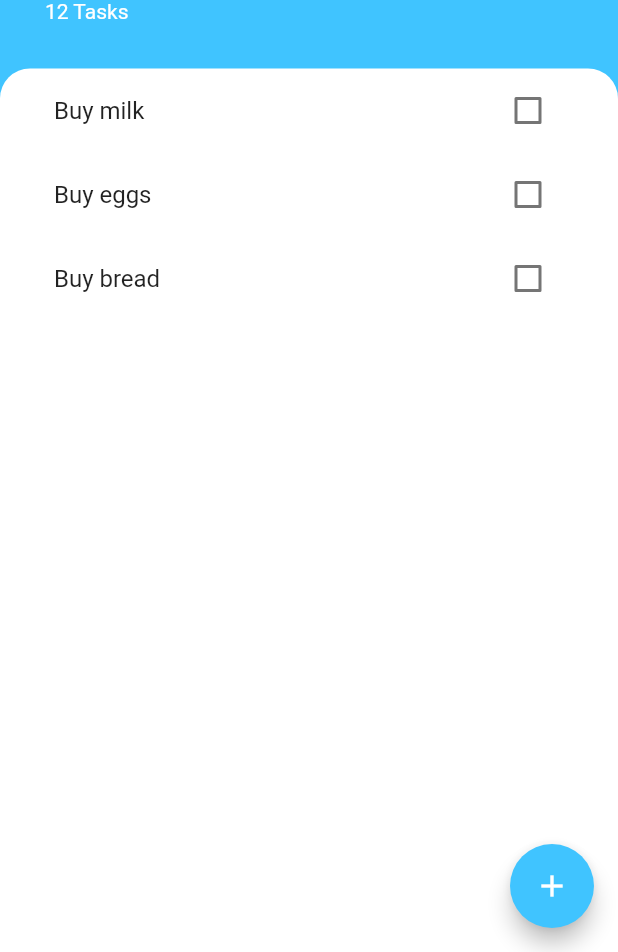
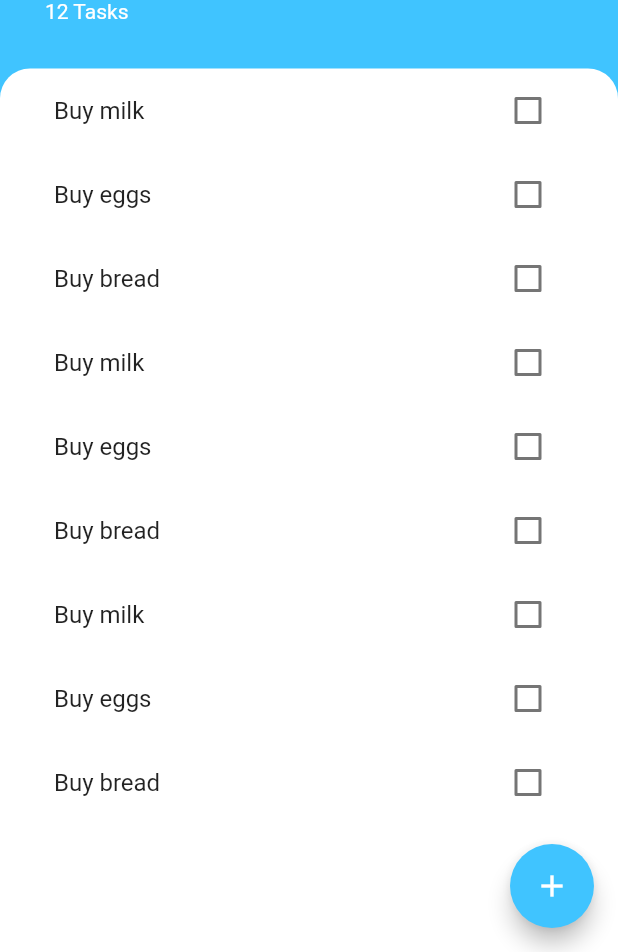
Before and after one commit to ernestrlee/Flutter-todoey, a Flutter app: the screen it shows after launch, on a phone screen of 412 x 824 dp, the part 284-1236 px from its top. Run offline on Flutter 3.47's test engine with Material 2 defaults, Android fonts, the phone set to English and light mode, and no system bars.

Commit message:
Lifted list state up to tasks screen. Added callback for adding new task list.

```diff
--- a/lib/screens/tasks_screen.dart
+++ b/lib/screens/tasks_screen.dart
@@ -1,8 +1,32 @@
 import 'package:flutter/material.dart';
 import 'package:todoeyflutter/widgets/tasks_list.dart';
 import 'package:todoeyflutter/screens/add_task_screen.dart';
+import 'package:todoeyflutter/models/task.dart';
 
-class TasksScreen extends StatelessWidget {
+class TasksScreen extends StatefulWidget {
+
+  @override
+  _TasksScreenState createState() => _TasksScreenState();
+}
+
+class _TasksScreenState extends State<TasksScreen> {
+  List<Task> tasks = [
+    Task(name: 'Buy milk'),
+    Task(name: 'Buy eggs'),
+    Task(name: 'Buy bread'),
+    Task(name: 'Buy milk'),
+    Task(name: 'Buy eggs'),
+    Task(name: 'Buy bread'),
+    Task(name: 'Buy milk'),
+    Task(name: 'Buy eggs'),
+    Task(name: 'Buy bread'),
+  ];
+
+  void addTask(String task) {
+    setState(() {
+      tasks.add(Task(name: task));
+    });
+  }
 
   @override
   Widget build(BuildContext context) {
@@ -15,7 +39,9 @@ class TasksScreen extends StatelessWidget {
           showModalBottomSheet(context: context,isScrollControlled: true,
               builder: (context) => SingleChildScrollView(
                   padding: EdgeInsets.only(bottom: MediaQuery.of(context).viewInsets.bottom),
-                  child: AddTaskScreen()));
+                  child: AddTaskScreen(addTask),
+              ),
+          );
         },
       ),
       body: Column(
@@ -66,7 +92,7 @@ class TasksScreen extends StatelessWidget {
                     topRight: Radius.circular(20.0),
                 ),
               ),
-              child: TasksList(),
+              child: TasksList(tasks),
             ),
           ),
         ],
--- a/lib/widgets/tasks_list.dart
+++ b/lib/widgets/tasks_list.dart
@@ -3,32 +3,31 @@ import 'package:todoeyflutter/widgets/task_tile.dart';
 import 'package:todoeyflutter/models/task.dart';
 
 class TasksList extends StatefulWidget {
+  final List<Task> tasks;
+
+  TasksList(this.tasks);
+
   @override
   _TasksListState createState() => _TasksListState();
 }
 
 class _TasksListState extends State<TasksList> {
-  List<Task> tasks = [
-    Task(name: 'Buy milk'),
-    Task(name: 'Buy eggs'),
-    Task(name: 'Buy bread'),
-  ];
 
   @override
   Widget build(BuildContext context) {
     return ListView.builder(
         itemBuilder: (context, index) {
           return TaskTile(
-            taskTitle: tasks[index].name,
-            isChecked: tasks[index].isDone,
+            taskTitle: widget.tasks[index].name,
+            isChecked: widget.tasks[index].isDone,
             checkboxCallback: (bool checkboxState) {
               setState(() {
-                tasks[index].toggleDone();
+                widget.tasks[index].toggleDone();
               });
             },
           );
         },
-        itemCount: tasks.length,
+        itemCount: widget.tasks.length,
       );
     }
   }
```
Also changed, not shown: lib/screens/add_task_screen.dart (+9 -1 lines).
